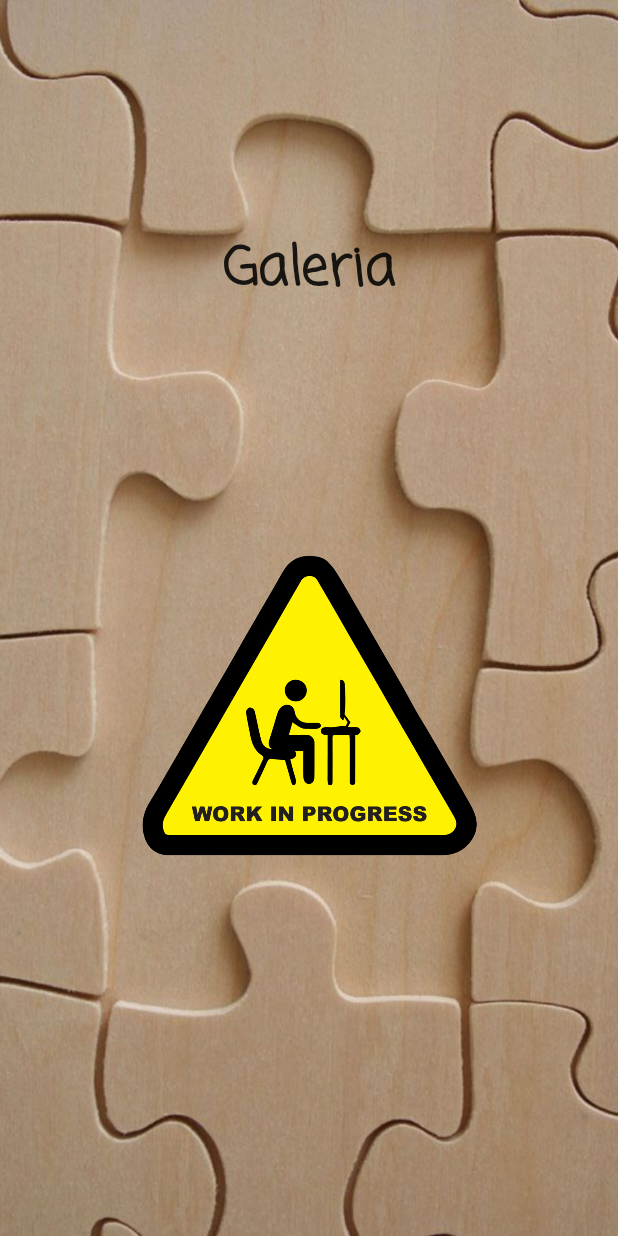
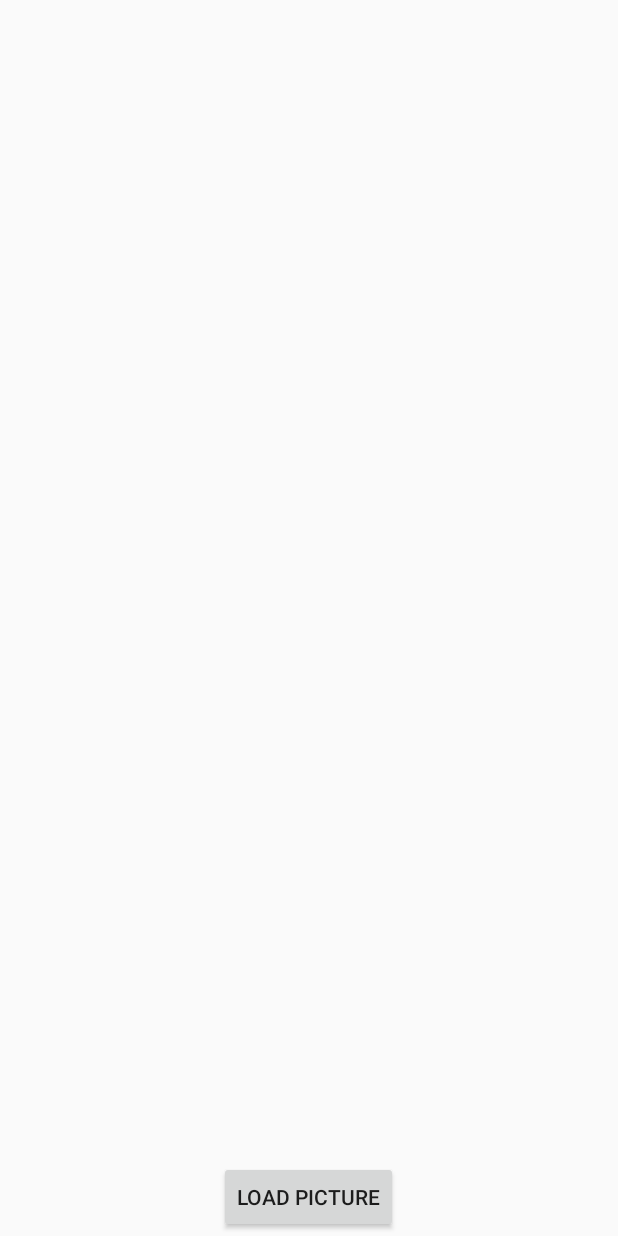
Before and after one commit to Ivacks/PuzzleDos, an Android app: the Gallery screen opened directly, with no data from a screen before it, on a phone screen of 412 x 824 dp. Run offline under Robolectric (Android 15) with nearby library versions, the phone set to English and light mode, and no system bars.

Commit message:
La galeria funciona locooooo

```diff
--- a/app/build.gradle
+++ b/app/build.gradle
@@ -8,7 +8,7 @@ android {
     compileSdkVersion 28
     defaultConfig {
         applicationId "com.example.slidepuzzle"
-        minSdkVersion 23
+        minSdkVersion 28
         targetSdkVersion 28
         versionCode 1
         versionName "1.0"
--- a/app/src/main/AndroidManifest.xml
+++ b/app/src/main/AndroidManifest.xml
@@ -1,6 +1,7 @@
 <?xml version="1.0" encoding="utf-8"?>
 <manifest xmlns:android="http://schemas.android.com/apk/res/android"
           package="com.example.slidepuzzle">
+    <uses-permission android:name="android.permission.READ_EXTERNAL_STORAGE"/>
 
     <application
             android:allowBackup="true"
--- a/app/src/main/java/com/example/slidepuzzle/Gallery.kt
+++ b/app/src/main/java/com/example/slidepuzzle/Gallery.kt
@@ -1,11 +1,44 @@
 package com.example.slidepuzzle
 
+import android.content.Intent
+import android.net.Uri
+import android.os.Bundle
+import android.provider.MediaStore
 import android.support.v7.app.AppCompatActivity
-import android.os.Bundle
+import android.widget.Button
+import android.widget.ImageView
+import com.example.slidepuzzle.ui.boardoptions.BoardTitledSize
+
 
 class Gallery : AppCompatActivity() {
+    lateinit var imageView: ImageView
+    lateinit var button: Button
+    private val pickImage = 100
+    private var imageUri: Uri? = null
     override fun onCreate(savedInstanceState: Bundle?) {
         super.onCreate(savedInstanceState)
         setContentView(R.layout.galeria)
+        title = "KotlinApp"
+        imageView = findViewById(R.id.imageView)
+        button = findViewById(R.id.buttonLoadPicture)
+        button.setOnClickListener {
+            val gallery = Intent(Intent.ACTION_PICK, MediaStore.Images.Media.INTERNAL_CONTENT_URI)
+            startActivityForResult(gallery, pickImage)
+        }
+    }
+    override fun onActivityResult(requestCode: Int, resultCode: Int, data: Intent?) {
+        super.onActivityResult(requestCode, resultCode, data)
+        if (resultCode == RESULT_OK && requestCode == pickImage) {
+            imageUri = data?.data
+            imageView.setImageURI(imageUri)
+            GameActivity.initialConfig = BoardActivityParams(
+                MediaStore.Images.Media.getBitmap(this.getContentResolver(), imageUri),
+                BoardTitledSize(3,3)
+
+            )
+            startActivity(
+                Intent(this, GameActivity::class.java)
+            )
+        }
     }
 }
--- a/app/src/main/res/layout/galeria.xml
+++ b/app/src/main/res/layout/galeria.xml
@@ -1,12 +1,34 @@
 <?xml version="1.0" encoding="utf-8"?>
-<android.support.constraint.ConstraintLayout
+<!--<android.support.constraint.ConstraintLayout
     xmlns:android="http://schemas.android.com/apk/res/android"
     xmlns:app="http://schemas.android.com/apk/res-auto"
     xmlns:tools="http://schemas.android.com/tools"
     android:layout_width="match_parent"
-    android:layout_height="match_parent">
+    android:layout_height="match_parent"
+    tools:context=".MainActivity"
+    tools:ignore="HardcodedText">
+    -->
+<LinearLayout xmlns:android="http://schemas.android.com/apk/res/android"
+    android:layout_width="fill_parent"
+    android:layout_height="fill_parent"
+    android:orientation="vertical"
+    android:padding="2dp">
+    <ImageView
+        android:id="@+id/imageView"
+        android:layout_width="match_parent"
+        android:layout_height="wrap_content"
+        android:layout_weight="1" />
+    <Button
+        android:id="@+id/buttonLoadPicture"
+        android:layout_width="wrap_content"
+        android:layout_height="wrap_content"
+        android:layout_gravity="center"
+        android:layout_weight="0"
+        android:text="Load Picture" />
+</LinearLayout>
 
-    <ImageView
+
+<!-- <ImageView
         android:id="@+id/imgvGaleria"
         android:layout_width="wrap_content"
         android:layout_height="wrap_content"
@@ -52,5 +74,4 @@
         app:layout_constraintStart_toStartOf="parent"
         app:layout_constraintTop_toBottomOf="@+id/txtvGaleria"
         app:srcCompat="@drawable/caution" />
-
-</android.support.constraint.ConstraintLayout>
+        -->
--- a/build.gradle
+++ b/build.gradle
@@ -8,7 +8,7 @@ buildscript {
 
     }
     dependencies {
-        classpath 'com.android.tools.build:gradle:4.1.2'
+        classpath 'com.android.tools.build:gradle:4.1.3'
         classpath "org.jetbrains.kotlin:kotlin-gradle-plugin:$kotlin_version"
         classpath 'androidx.lifecycle:lifecycle-extensions:2.1.0'
 
```
